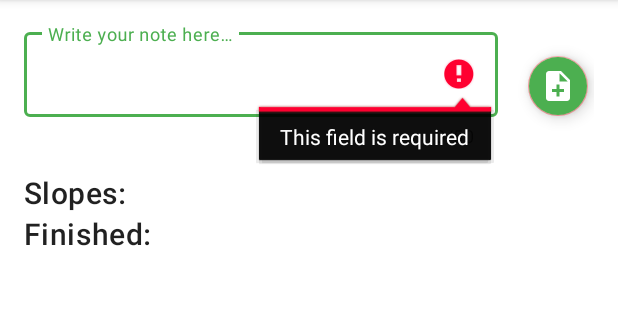
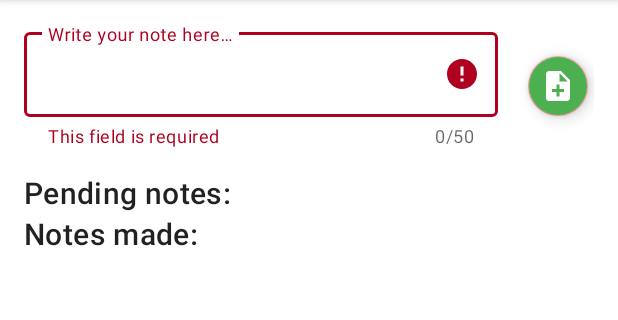
Before and after one commit to edivaldes19/MyNotes, an Android app: the screen it shows after launch (MainActivity), after a tap on an icon or button, on a phone screen of 412 x 824 dp, the part 84-404 px from its top. Run offline under Robolectric (Android 15) with nearby library versions, the phone set to English and light mode, and no system bars.

Commit message:
I modified the main view and validated the empty fields.

```diff
--- a/app/src/main/java/com/manuel/mynotes/MainActivity.kt
+++ b/app/src/main/java/com/manuel/mynotes/MainActivity.kt
@@ -14,8 +14,8 @@ import com.manuel.mynotes.databinding.ActivityMainBinding
 
 class MainActivity : AppCompatActivity(), OnClickListener {
     private lateinit var binding: ActivityMainBinding
-    private lateinit var notesAdapter: NoteAdapter
-    private lateinit var notesMadeAdapter: NoteAdapter
+    private lateinit var pendingNotesAdapter: NoteAdapter
+    private lateinit var madeNotesAdapter: NoteAdapter
     private lateinit var crud: CRUD
     override fun onCreate(savedInstanceState: Bundle?) {
         setTheme(R.style.Theme_MyNotes)
@@ -100,7 +100,7 @@ class MainActivity : AppCompatActivity(), OnClickListener {
 
     override fun onLongClick(note: Note, currentAdapter: NoteAdapter) {
         val builder = MaterialAlertDialogBuilder(this).setTitle(getString(R.string.dialog_title))
-            .setPositiveButton(getString(R.string.dialog_ok)) { _, _ ->
+            .setPositiveButton(getString(R.string.dialog_delete)) { _, _ ->
                 if (crud.delete(note)) {
                     currentAdapter.delete(note)
                     Snackbar.make(
@@ -120,21 +120,27 @@ class MainActivity : AppCompatActivity(), OnClickListener {
     }
 
     private fun setupRecyclerViews() {
-        notesAdapter = NoteAdapter(mutableListOf(), this)
+        pendingNotesAdapter = NoteAdapter(mutableListOf(), this)
         binding.rvNotes.apply {
             layoutManager = LinearLayoutManager(this@MainActivity)
-            adapter = notesAdapter
+            adapter = pendingNotesAdapter
         }
-        notesMadeAdapter = NoteAdapter(mutableListOf(), this)
+        madeNotesAdapter = NoteAdapter(mutableListOf(), this)
         binding.rvNotesFinished.apply {
             layoutManager = LinearLayoutManager(this@MainActivity)
-            adapter = notesMadeAdapter
+            adapter = madeNotesAdapter
         }
     }
 
     private fun setupButton() {
         binding.btnAdd.setOnClickListener {
-            if (binding.etDescription.text.toString().trim().isNotEmpty()) {
+            if (binding.etDescription.text.toString().trim().isEmpty()) {
+                binding.tilDescription.run {
+                    error = getString(R.string.validation_field_required)
+                    requestFocus()
+                }
+            } else {
+                binding.tilDescription.error = null
                 val note = Note(description = binding.etDescription.text.toString().trim())
                 note.id = crud.create(note)
                 if (note.id != Constants.ID_ERROR) {
@@ -152,8 +158,6 @@ class MainActivity : AppCompatActivity(), OnClickListener {
                         Snackbar.LENGTH_SHORT
                     ).show()
                 }
-            } else {
-                binding.etDescription.error = getString(R.string.validation_field_required)
             }
         }
     }
@@ -165,25 +169,25 @@ class MainActivity : AppCompatActivity(), OnClickListener {
 
     private fun addNoteOnTheList(note: Note) {
         if (note.isDone) {
-            notesMadeAdapter.add(note)
+            madeNotesAdapter.add(note)
         } else {
-            notesAdapter.add(note)
+            pendingNotesAdapter.add(note)
         }
     }
 
     private fun updateNoteOnTheList(note: Note) {
         if (note.isDone) {
-            notesMadeAdapter.update(note)
+            madeNotesAdapter.update(note)
         } else {
-            notesAdapter.update(note)
+            pendingNotesAdapter.update(note)
         }
     }
 
     private fun deleteNoteOnTheList(note: Note) {
         if (note.isDone) {
-            notesAdapter.delete(note)
+            pendingNotesAdapter.delete(note)
         } else {
-            notesMadeAdapter.delete(note)
+            madeNotesAdapter.delete(note)
         }
     }
 }
--- a/app/src/main/res/layout/activity_main.xml
+++ b/app/src/main/res/layout/activity_main.xml
@@ -19,10 +19,11 @@
             android:padding="@dimen/common_padding_default">
 
             <com.google.android.material.textfield.TextInputLayout
+                android:id="@+id/tilDescription"
                 style="@style/Widget.MaterialComponents.TextInputLayout.OutlinedBox"
                 android:layout_width="0dp"
                 android:layout_height="wrap_content"
-                android:layout_weight="100"
+                android:layout_weight="1"
                 android:hint="@string/hint_description"
                 app:counterEnabled="true"
                 app:counterMaxLength="@integer/description_max_length">
@@ -65,7 +66,7 @@
             android:layout_width="match_parent"
             android:layout_height="wrap_content"
             android:paddingHorizontal="@dimen/common_padding_default"
-            android:text="@string/notes_finished"
+            android:text="@string/notes_made"
             android:textAppearance="@style/TextAppearance.MaterialComponents.Headline6" />
 
         <androidx.recyclerview.widget.RecyclerView
--- a/app/src/main/res/values/strings.xml
+++ b/app/src/main/res/values/strings.xml
@@ -2,11 +2,11 @@
     <string name="app_name">My Notes</string>
     <string name="hint_description">Write your note here…</string>
     <string name="dialog_title">Delete note?</string>
-    <string name="dialog_ok">OK</string>
+    <string name="dialog_delete">Delete</string>
     <string name="dialog_cancel">Cancel</string>
     <string name="validation_field_required">This field is required</string>
-    <string name="notes_pending">Slopes:</string>
-    <string name="notes_finished">Finished:</string>
+    <string name="notes_pending">Pending notes:</string>
+    <string name="notes_made">Notes made:</string>
     <string name="edit">Edit</string>
     <string name="edit_text">Edit text</string>
     <string name="note_added">Note added.</string>
```
Also changed, not shown: 1 other file.
